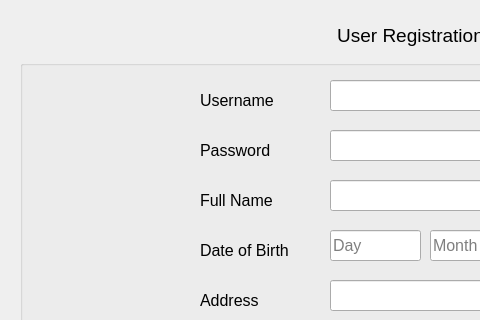
The window that user_registration.ui (OmriWebber/CovidApp) describes before a commit, drawn with Qt 5; both pictures show x 0 to 480 and y 0 to 320 of the 821 by 682 pixel window.
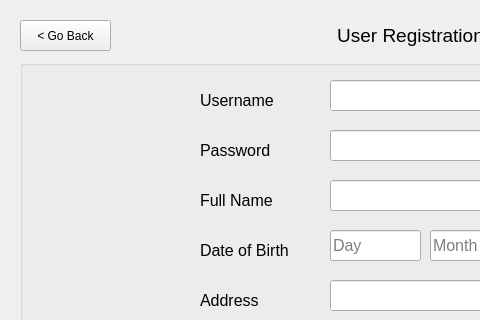
The same window after the commit.

Commit message: Added user reports and user test record - Paia

What changed in the file:
```diff
--- a/user_registration.ui
+++ b/user_registration.ui
@@ -516,6 +516,19 @@
     <set>Qt::AlignCenter</set>
    </property>
   </widget>
+  <widget class="QPushButton" name="pushButton">
+   <property name="geometry">
+    <rect>
+     <x>20</x>
+     <y>20</y>
+     <width>91</width>
+     <height>31</height>
+    </rect>
+   </property>
+   <property name="text">
+    <string>&lt; Go Back</string>
+   </property>
+  </widget>
  </widget>
  <resources/>
  <connections/>
```
The commit also changes 21 other files.
